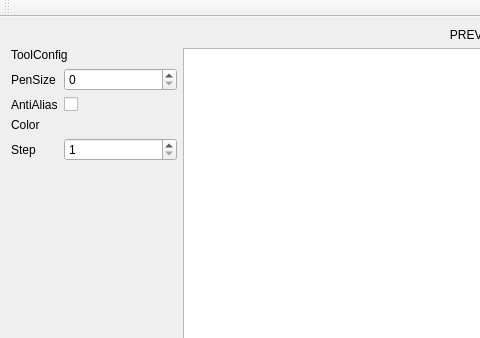
This is GraphicsViewTests/cMainWindow.ui in TVPDamienL/GraphicsViewTests as Qt 5 draws it before an edit; both pictures show x 0 to 480 and y 0 to 338 of the 955 by 826 pixel window. The edited form follows.
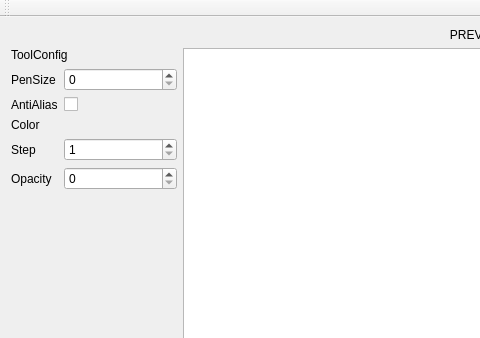
This is the edited form. Custom widgets are drawn as their Qt base class.

Patch:
```diff
--- a/GraphicsViewTests/cMainWindow.ui
+++ b/GraphicsViewTests/cMainWindow.ui
@@ -111,6 +111,20 @@
             </property>
            </widget>
           </item>
+          <item row="4" column="0">
+           <widget class="QLabel" name="opacityLabel">
+            <property name="text">
+             <string>Opacity</string>
+            </property>
+           </widget>
+          </item>
+          <item row="4" column="1">
+           <widget class="QSpinBox" name="opacitySpinBox">
+            <property name="maximum">
+             <number>100</number>
+            </property>
+           </widget>
+          </item>
          </layout>
         </item>
         <item>
```
